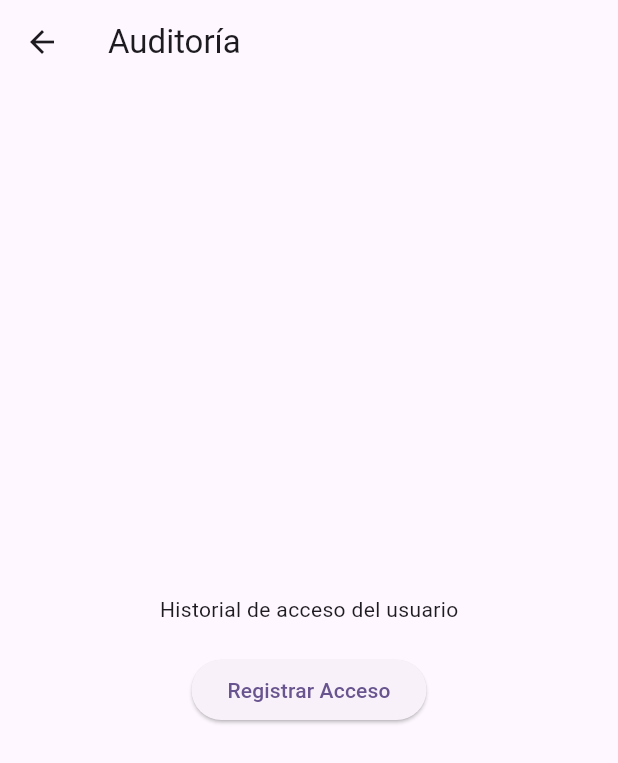
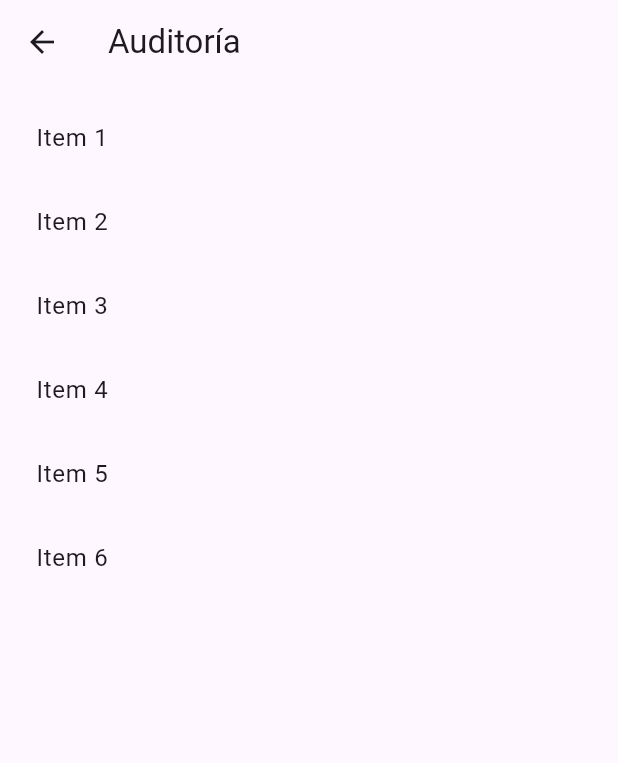
Before and after one commit to pazobii/LAB1_3479A321_202147901, a Flutter app: the AuditoriaPantalla screen opened directly, on a phone screen of 412 x 824 dp. Shown: the top 763 px of the screen. Run offline on Flutter 3.47's test engine with Material 3 defaults, Android fonts, the light colour scheme and no system bars.

Commit message:
11-10-2024
pantallas detalle y sobre, más otras cosas

```diff
--- a/lab5/lib/detalle_pantalla.dart
+++ b/lab5/lib/detalle_pantalla.dart
@@ -4,13 +4,14 @@ class DetallePantalla extends StatelessWidget {
   const DetallePantalla({Key? key}) : super(key: key);
 
   @override
-  Widget build(BuildContext context) {
+  Widget build(BuildContext context)
+  {
     return Scaffold(
       appBar: AppBar(
         title: const Text('Detalle'),
       ),
       body: Center(
-        child: const Text('Esta es la pantalla de Detalle.'),
+        child: const Text('Hola. Aquí deberían ir los detalles :p'),
       ),
     );
   }
--- a/lab5/lib/main.dart
+++ b/lab5/lib/main.dart
@@ -6,11 +6,13 @@
   runApp(const MyApp());
 }
 
-class MyApp extends StatelessWidget {
+class MyApp extends StatelessWidget
+{
   const MyApp({super.key});
 
   @override
-  Widget build(BuildContext context) {
+  Widget build(BuildContext context)
+  {
     return MaterialApp(
       title: 'Flutter Demo',
       theme: ThemeData(
@@ -22,28 +24,34 @@
   }
 }
 
-class MyHomePage extends StatefulWidget {
+class MyHomePage extends StatefulWidget
+{
   final String title;
 
   const MyHomePage({super.key, required this.title});
 
   @override
-  State<MyHomePage> createState() {
+  State<MyHomePage> createState()
+  {
     return _MyHomePageState();
   }
 }
 
-class _MyHomePageState extends State<MyHomePage> {
+class _MyHomePageState extends State<MyHomePage>
+{
   int _counter = 0;
 
-  void _incrementCounter() {
-    setState(() {
+  void _incrementCounter()
+  {
+    setState(()
+    {
       _counter++;
     });
   }
 
   @override
-  Widget build(BuildContext context) {
+  Widget build(BuildContext context)
+  {
     return Scaffold(
       appBar: AppBar(
         title: Text(widget.title),
@@ -66,7 +74,8 @@
             ),
             ListTile(
               title: Text('Detalle'),
-              onTap: () {
+              onTap: ()
+              {
                 // Navegar a la pantalla de Detalle
                 Navigator.push(
                   context,
@@ -118,32 +127,70 @@
   }
 }
 
-// Auditoría Pantalla
-class AuditoriaPantalla extends StatelessWidget {
+// PANTALLA AUDITORIA + LISTA D ITEMS
+class AuditoriaPantalla extends StatelessWidget
+{
   const AuditoriaPantalla({super.key});
 
   @override
-  Widget build(BuildContext context) {
+  Widget build(BuildContext context)
+  {
     return Scaffold(
       appBar: AppBar(
         title: const Text('Auditoría'),
+        leading: IconButton(
+          icon: const Icon(Icons.arrow_back),
+          onPressed: () {
+            Navigator.pop(context); // Regresar a la pantalla anterior
+          },
+        ),
       ),
-      body: Center(
-        child: Column(
-          mainAxisAlignment: MainAxisAlignment.center,
-          children: <Widget>[
-            const Text('Historial de acceso del usuario'),
-            const SizedBox(height: 20),
-            // Aquí podrías mostrar la lista de accesos, por ejemplo
-            ElevatedButton(
-              onPressed: () {
-                // Agrega aquí la lógica para manejar el acceso
-                print('Acceso registrado');
-              },
-              child: const Text('Registrar Acceso'),
-            ),
-          ],
-        ),
+      body: ListView(
+        padding: const EdgeInsets.all(8),
+        children: <Widget>[
+          ListTile(
+            title: const Text('Item 1'),
+            onTap: ()
+            {
+              print('Item 1 seleccionado'); // seleccionar el item 1
+            },
+          ),
+          ListTile(
+            title: const Text('Item 2'),
+            onTap: ()
+            {
+              print('Item 2 seleccionado'); // seleccionar el item 2
+            },
+          ),
+          ListTile(
+            title: const Text('Item 3'),
+            onTap: ()
+            {
+              print('Item 3 seleccionado');// seleccionar el item 3
+            },
+          ),
+          ListTile(
+            title: const Text('Item 4'),
+            onTap: ()
+            {
+              print('Item 4 seleccionado');// seleccionar el item 4
+            },
+          ),
+          ListTile(
+            title: const Text('Item 5'),
+            onTap: ()
+            {
+              print('Item 5 seleccionado');// seleccionar el item 5
+            },
+          ),
+          ListTile(
+            title: const Text('Item 6'),
+            onTap: ()
+            {
+              print('Item 6 seleccionado');// seleccionar el item 6
+            },
+          ),
+        ],
       ),
     );
   }
--- a/lab5/lib/sobre_pantalla.dart
+++ b/lab5/lib/sobre_pantalla.dart
@@ -1,16 +1,18 @@
 import 'package:flutter/material.dart';
 
-class SobrePantalla extends StatelessWidget {
+class SobrePantalla extends StatelessWidget
+{
   const SobrePantalla({Key? key}) : super(key: key);
 
   @override
-  Widget build(BuildContext context) {
+  Widget build(BuildContext context)
+  {
     return Scaffold(
       appBar: AppBar(
         title: const Text('Sobre'),
       ),
       body: Center(
-        child: const Text('Esta es la pantalla Sobre.'),
+        child: const Text('HOLAAA, esta es la pantalla sobre...'),
       ),
     );
   }
```
